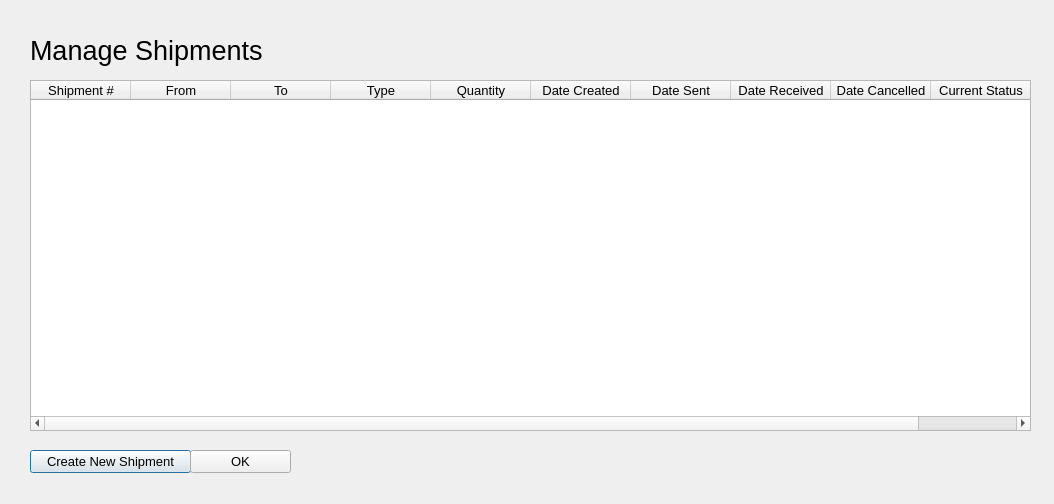
Before: the Qt Designer form OmegaSquaddApplication/managetheshipmentswindow.ui in paulina7m/COMP3004OmegaSquad, drawn with Qt 5.
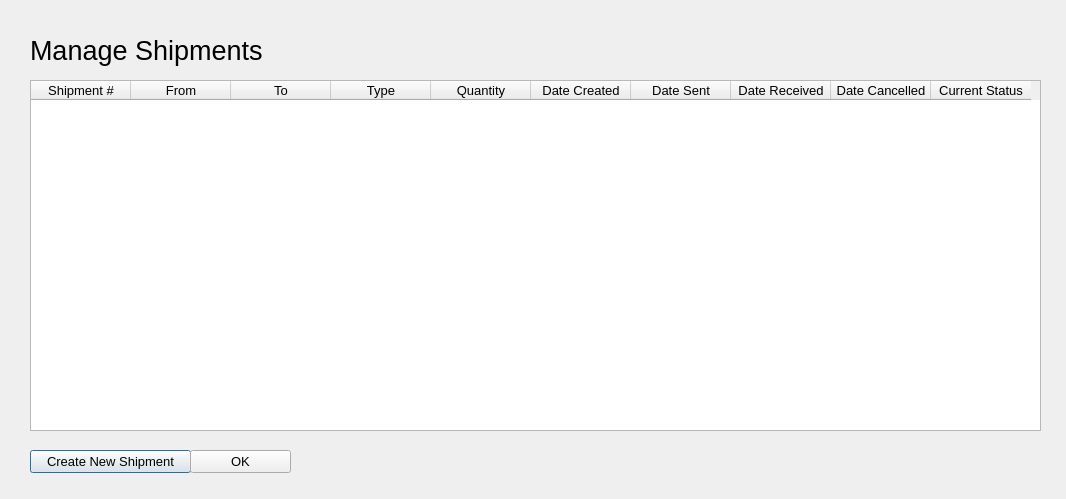
After: the same form once the commit is applied.

The edit to the form file:
```diff
--- a/OmegaSquaddApplication/managetheshipmentswindow.ui
+++ b/OmegaSquaddApplication/managetheshipmentswindow.ui
@@ -6,8 +6,8 @@
    <rect>
     <x>0</x>
     <y>0</y>
-    <width>1054</width>
-    <height>504</height>
+    <width>1066</width>
+    <height>499</height>
    </rect>
   </property>
   <property name="font">
@@ -41,10 +41,13 @@
     <rect>
      <x>30</x>
      <y>80</y>
-     <width>1001</width>
+     <width>1011</width>
      <height>351</height>
     </rect>
    </property>
+   <property name="horizontalScrollBarPolicy">
+    <enum>Qt::ScrollBarAlwaysOff</enum>
+   </property>
    <attribute name="horizontalHeaderDefaultSectionSize">
     <number>100</number>
    </attribute>
```
